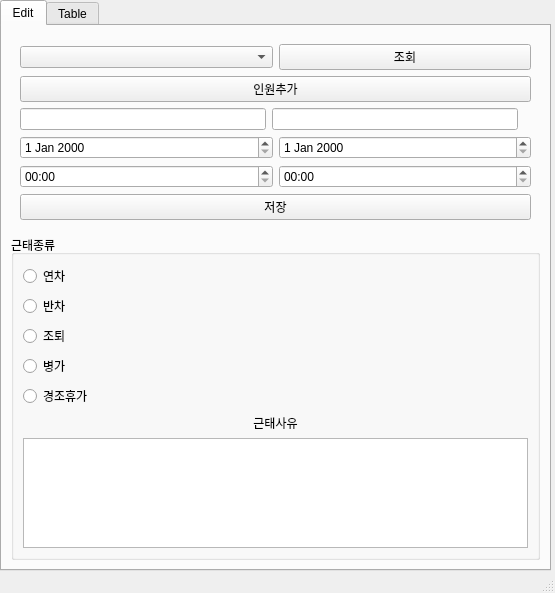
Old version of the form templates/main.ui in the repository gnsl318/Annual_program.
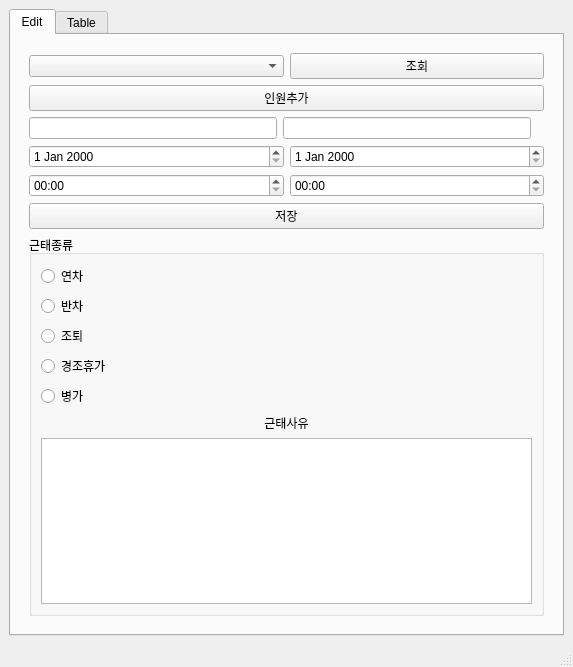
New version of the form.

Commit message: Check user is admin and Setting admin

Diff of the .ui file:
```diff
--- a/templates/main.ui
+++ b/templates/main.ui
@@ -6,23 +6,17 @@
    <rect>
     <x>0</x>
     <y>0</y>
-    <width>555</width>
-    <height>593</height>
+    <width>573</width>
+    <height>667</height>
    </rect>
   </property>
   <property name="windowTitle">
    <string>MainWindow</string>
   </property>
   <widget class="QWidget" name="centralwidget">
+   <layout class="QGridLayout" name="gridLayout">
+    <item row="0" column="0">
    <widget class="QTabWidget" name="tabWidget">
-    <property name="geometry">
-     <rect>
-      <x>0</x>
-      <y>0</y>
-      <width>551</width>
-      <height>571</height>
-     </rect>
-    </property>
     <property name="currentIndex">
      <number>0</number>
     </property>
@@ -30,7 +24,10 @@
      <attribute name="title">
       <string>Edit</string>
      </attribute>
-     <layout class="QVBoxLayout" name="verticalLayout_2">
+       <layout class="QVBoxLayout" name="verticalLayout">
+        <item>
+         <layout class="QHBoxLayout" name="horizontalLayout_5"/>
+        </item>
       <item>
        <widget class="QFrame" name="frame">
         <property name="autoFillBackground">
@@ -123,11 +120,6 @@
            </item>
           </layout>
          </item>
-        </layout>
-       </widget>
-      </item>
-      <item>
-       <layout class="QHBoxLayout" name="horizontalLayout_5">
         <item>
          <widget class="QGroupBox" name="groupBox">
           <property name="title">
@@ -157,13 +149,6 @@
                </property>
               </widget>
              </item>
-             <item>
-              <widget class="QRadioButton" name="radioButton_3">
-               <property name="text">
-                <string>병가</string>
-               </property>
-              </widget>
-             </item>
              <item>
               <widget class="QRadioButton" name="radioButton_4">
                <property name="text">
@@ -171,6 +156,13 @@
                </property>
               </widget>
              </item>
+                <item>
+                 <widget class="QRadioButton" name="radioButton_3">
+                  <property name="text">
+                   <string>병가</string>
+                  </property>
+                 </widget>
+                </item>
             </layout>
            </item>
            <item>
@@ -190,6 +182,7 @@
          </widget>
         </item>
        </layout>
+         </widget>
       </item>
      </layout>
     </widget>
@@ -230,6 +223,8 @@
      </layout>
     </widget>
    </widget>
+    </item>
+   </layout>
   </widget>
   <widget class="QStatusBar" name="statusbar"/>
  </widget>
```
Lines whose indentation alone changed are shown as unchanged. The commit also changes 2 other files.
